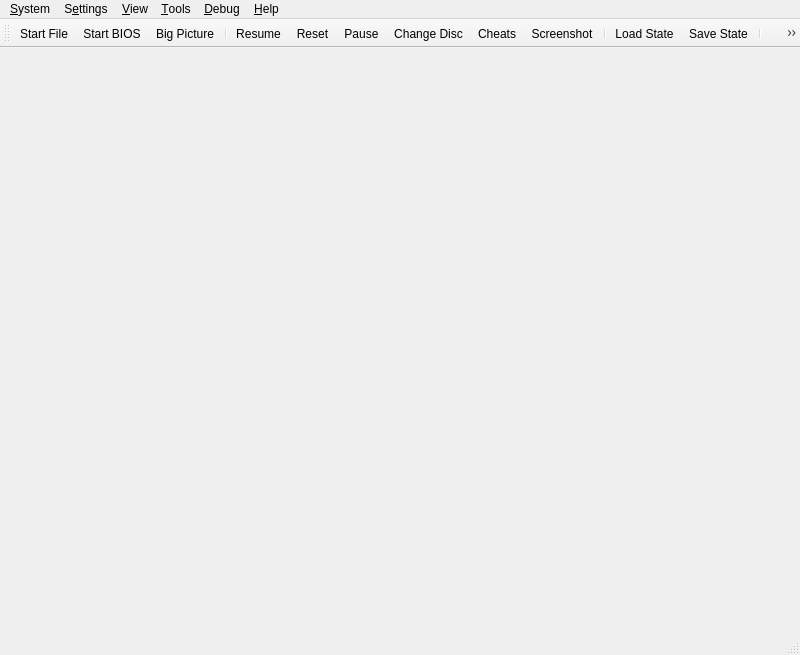
thenotoriousfox/riverhorse, file src/riverhorse-qt/mainwindow.ui: the form before one commit.
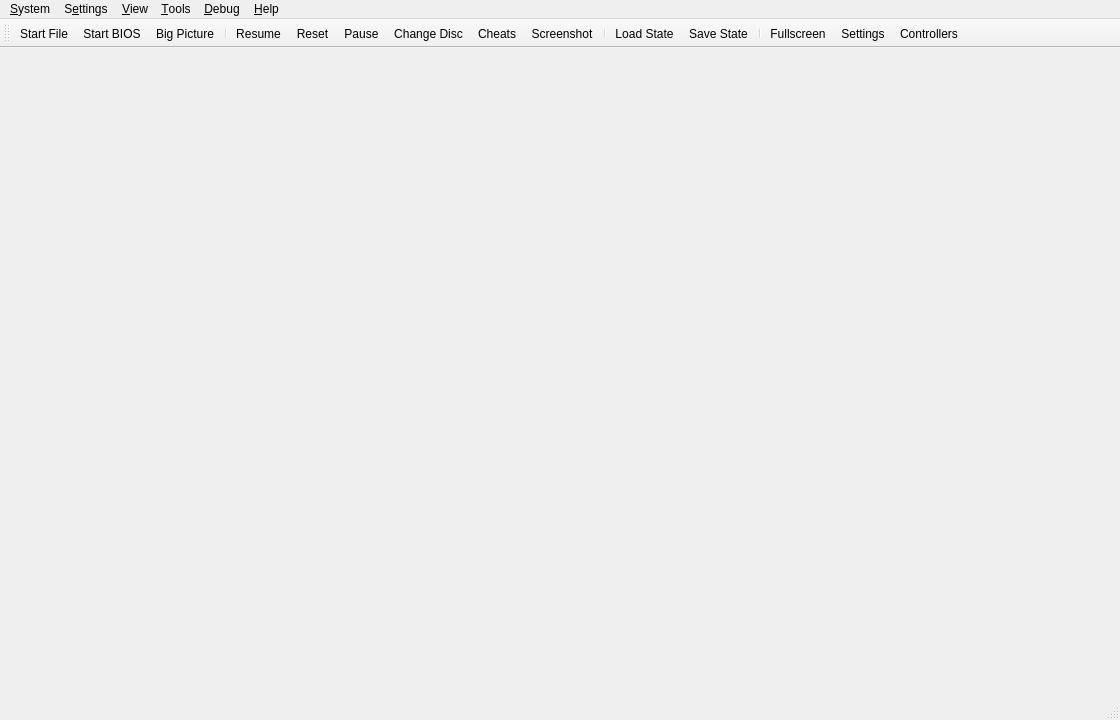
The form after the commit. Icons and pictures are not drawn.

```diff
--- a/src/riverhorse-qt/mainwindow.ui
+++ b/src/riverhorse-qt/mainwindow.ui
@@ -6,8 +6,8 @@
    <rect>
     <x>0</x>
     <y>0</y>
-    <width>800</width>
-    <height>655</height>
+    <width>1120</width>
+    <height>720</height>
    </rect>
   </property>
   <property name="acceptDrops">
```
Left out of the diff: 6 changed lines with no effect on the pictures.
